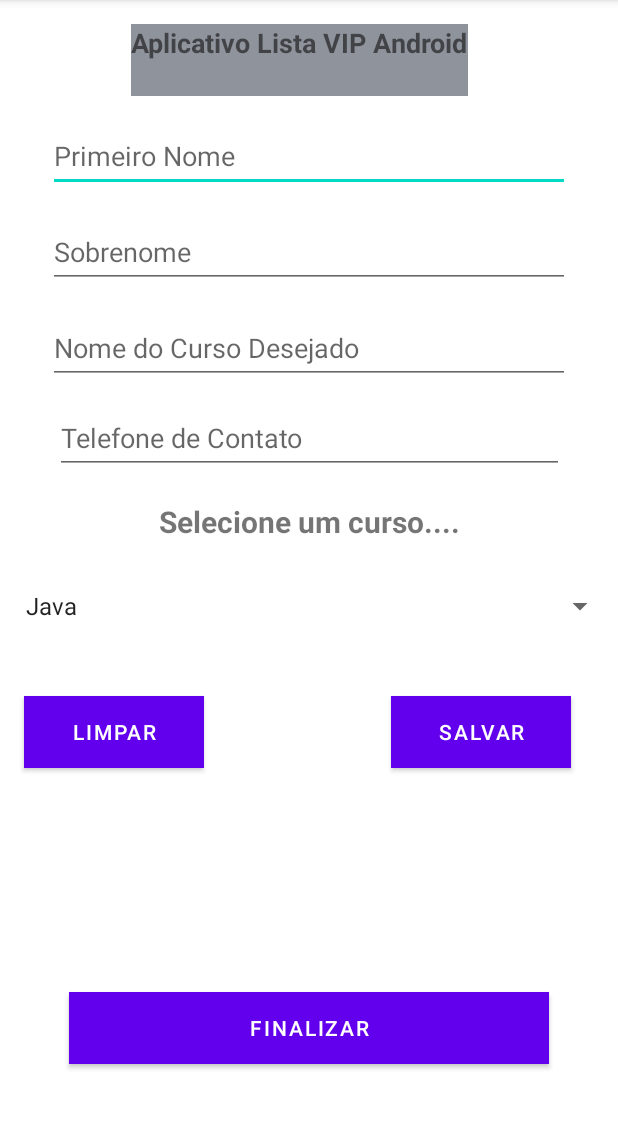
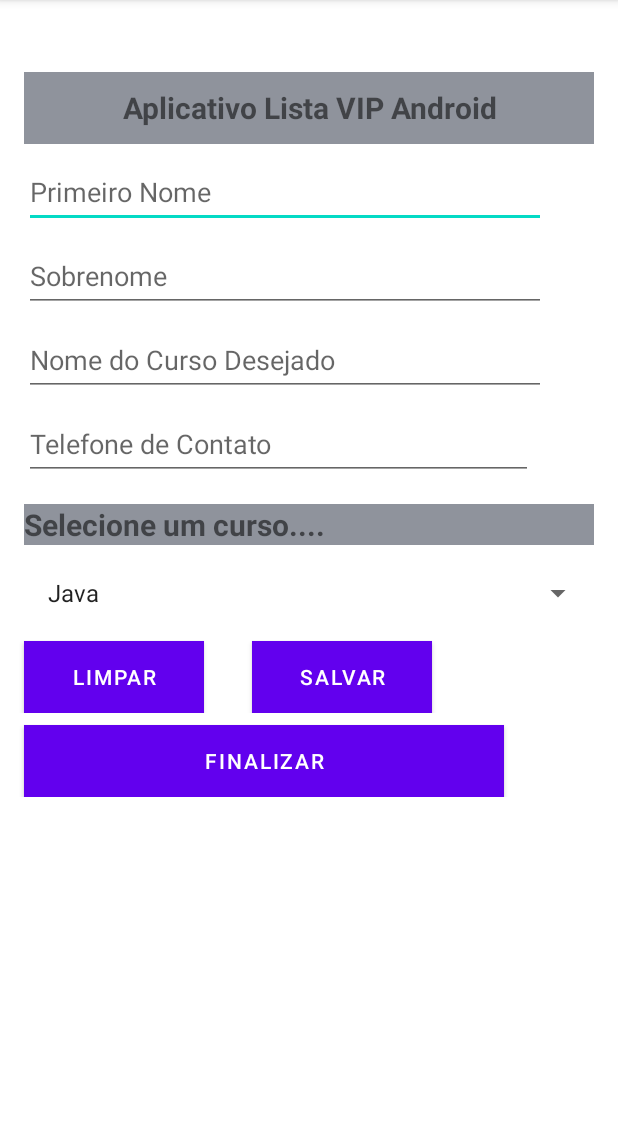
Before and after one commit to hevertonaraujomachado/-Desenvolvimento-Android-2023---Crie-13-apps-completos, an Android app: the screen it shows after launch (MainActivity), on a phone screen of 412 x 824 dp, the part 84-1213 px from its top. Run offline under Robolectric (Android 15) with nearby library versions, the phone set to English and light mode, and no system bars.

Commit message:
Refatorando Layout para LinearLayout

```diff
--- a/AppListaCurso/app/src/main/java/devandroid/machado/applistacurso/view/MainActivity.java
+++ b/AppListaCurso/app/src/main/java/devandroid/machado/applistacurso/view/MainActivity.java
@@ -42,7 +42,7 @@ public class MainActivity extends AppCompatActivity {
     @Override
     protected void onCreate(Bundle savedInstanceState) {
         super.onCreate(savedInstanceState);
-        setContentView(R.layout.activity_main);
+        setContentView(R.layout.activity_spinner);
 
 
         controller = new PessoaController(MainActivity.this);
--- /dev/null
+++ b/AppListaCurso/app/src/main/res/layout/activity_spinner.xml
@@ -0,0 +1,148 @@
+<?xml version="1.0" encoding="utf-8"?>
+<androidx.appcompat.widget.LinearLayoutCompat xmlns:android="http://schemas.android.com/apk/res/android"
+    xmlns:app="http://schemas.android.com/apk/res-auto"
+    xmlns:tools="http://schemas.android.com/tools"
+    android:layout_width="match_parent"
+    android:layout_height="match_parent"
+    android:orientation="vertical"
+    tools:context=".view.MainActivity">
+
+    <ScrollView
+        android:layout_width="match_parent"
+        android:layout_height="wrap_content">
+
+        <LinearLayout
+            android:layout_width="match_parent"
+            android:layout_height="wrap_content"
+            android:orientation="vertical">
+
+            <TextView
+                android:id="@+id/txtTituloApp"
+                android:layout_width="match_parent"
+                android:layout_height="48dp"
+                android:gravity="center"
+                android:layout_marginStart="16dp"
+                android:layout_marginTop="48dp"
+                android:layout_marginEnd="16dp"
+                android:background="#8F939C"
+                android:text="@string/txt_titulo"
+                android:textSize="20sp"
+                android:textStyle="bold" />
+
+            <EditText
+                android:id="@+id/editPrimeiroNome"
+                android:layout_width="348dp"
+                android:layout_height="48dp"
+                android:layout_marginStart="16dp"
+                android:layout_marginTop="8dp"
+                android:layout_marginEnd="16dp"
+                android:ems="10"
+                android:hint="@string/txt_hint_edit_primeiro_nome"
+                android:importantForAutofill="no"
+                android:inputType="textPersonName"
+                app:layout_constraintEnd_toEndOf="parent"
+                app:layout_constraintStart_toStartOf="parent"
+                app:layout_constraintTop_toBottomOf="@+id/txtTituloApp" />
+
+            <EditText
+                android:id="@+id/editSobrenomeAluno"
+                android:layout_width="348dp"
+                android:layout_height="48dp"
+                android:layout_marginStart="16dp"
+                android:layout_marginTop="8dp"
+                android:layout_marginEnd="16dp"
+                android:ems="10"
+                android:hint="@string/txt_hint_edit_sobrenome"
+                android:importantForAutofill="no"
+                android:inputType="textPersonName" />
+
+            <EditText
+                android:id="@+id/editNomeDoCursoDesejado"
+                android:layout_width="348dp"
+                android:layout_height="48dp"
+                android:layout_marginStart="16dp"
+                android:layout_marginTop="8dp"
+                android:layout_marginEnd="16dp"
+                android:ems="10"
+                android:hint="@string/txt_hint_edit_nome_do_curso_desejado"
+                android:importantForAutofill="no"
+                android:inputType="textPersonName" />
+
+            <EditText
+                android:id="@+id/editTelefoneContato"
+                android:layout_width="339dp"
+                android:layout_height="48dp"
+                android:layout_marginStart="16dp"
+                android:layout_marginTop="8dp"
+                android:layout_marginEnd="16dp"
+                android:ems="10"
+                android:hint="@string/txt_hint_edit_telefone_contato"
+                android:importantForAutofill="no"
+                android:inputType="textPersonName" />
+
+            <TextView
+                android:id="@+id/txtListaSpinner"
+                android:layout_width="match_parent"
+                android:layout_height="wrap_content"
+                android:layout_gravity="center_horizontal"
+                android:layout_marginStart="16dp"
+                android:layout_marginTop="16dp"
+                android:layout_marginEnd="16dp"
+                android:background="#8F939C"
+                android:text="@string/txt_selecione_um_curso"
+                android:textSize="20sp"
+                android:textStyle="bold" />
+
+            <Spinner
+                android:id="@+id/spinner"
+                android:layout_width="match_parent"
+                android:layout_height="wrap_content"
+                android:layout_marginStart="16dp"
+                android:layout_marginTop="8dp"
+                android:layout_marginEnd="16dp" />
+
+            <LinearLayout
+                android:layout_width="wrap_content"
+                android:layout_height="wrap_content"
+                android:orientation="horizontal">
+
+
+            <Button
+                android:id="@+id/btnLimpar"
+                android:layout_width="120dp"
+                android:layout_height="wrap_content"
+                android:layout_marginStart="16dp"
+                android:layout_marginTop="8dp"
+                android:layout_marginEnd="16dp"
+                android:background="#055CF1"
+                android:text="@string/txt_button_limpar" />
+
+
+            <Button
+                android:id="@+id/btnFinalisar"
+                android:layout_width="120dp"
+                android:layout_height="wrap_content"
+                android:layout_marginStart="16dp"
+                android:layout_marginTop="8dp"
+                android:layout_marginEnd="16dp"
+                android:background="#055CF1"
+                android:text="@string/txt_button_salvar" />
+
+            </LinearLayout>
+
+            <Button
+                android:id="@+id/btnSalvar"
+                android:layout_width="320dp"
+                android:layout_height="wrap_content"
+                android:layout_marginStart="16dp"
+                android:layout_marginTop="8dp"
+                android:layout_marginEnd="16dp"
+                android:background="#055CF1"
+                android:text="@string/txt_button_finalizar" />
+
+        </LinearLayout>
+
+    </ScrollView>
+
+
+</androidx.appcompat.widget.LinearLayoutCompat>
--- a/AppListaCurso/app/src/main/res/values/strings.xml
+++ b/AppListaCurso/app/src/main/res/values/strings.xml
@@ -8,4 +8,5 @@
     <string name="txt_button_salvar">SALVAR</string>
     <string name="txt_button_finalizar">FINALIZAR</string>
     <string name="txt_button_limpar">LIMPAR</string>
+    <string name="txt_selecione_um_curso">Selecione um curso....</string>
 </resources>
```
